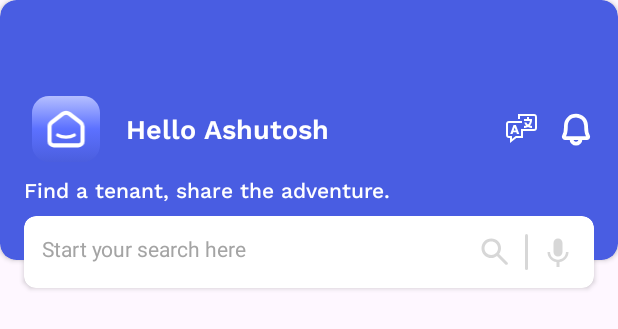
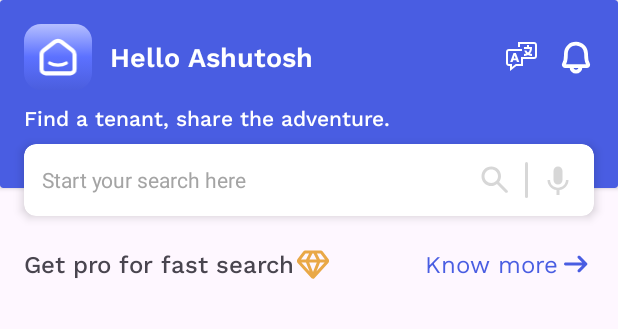
Before and after one commit to 1405yuga/UI-Respository, an Android app: the layout fragment_home.xml on its own in the app's theme, with its tools: preview values and no code run, on a phone screen of 412 x 824 dp. Shown: the top 329 px of the screen. Run offline under Robolectric (Android 15) with nearby library versions, the phone set to English and light mode, and no system bars.

Commit message:
created premeium layout

```diff
--- /dev/null
+++ b/HomeHiveClone/app/src/main/res/drawable/material_symbols_arrow_right_alt_rounded.xml
@@ -0,0 +1,9 @@
+<vector xmlns:android="http://schemas.android.com/apk/res/android"
+    android:width="24dp"
+    android:height="24dp"
+    android:viewportWidth="24"
+    android:viewportHeight="24">
+  <path
+      android:pathData="M13.3,17.275C13.1,17.075 13.004,16.833 13.012,16.55C13.021,16.267 13.125,16.025 13.325,15.825L16.15,13H5C4.717,13 4.479,12.904 4.287,12.712C4.096,12.521 4,12.283 4,12C4,11.717 4.096,11.479 4.287,11.287C4.479,11.096 4.717,11 5,11H16.15L13.3,8.15C13.1,7.95 13,7.712 13,7.437C13,7.162 13.1,6.925 13.3,6.725C13.5,6.525 13.738,6.425 14.013,6.425C14.288,6.425 14.525,6.525 14.725,6.725L19.3,11.3C19.4,11.4 19.471,11.508 19.513,11.625C19.554,11.742 19.575,11.867 19.575,12C19.575,12.133 19.554,12.258 19.513,12.375C19.471,12.492 19.4,12.6 19.3,12.7L14.7,17.3C14.517,17.483 14.288,17.575 14.013,17.575C13.738,17.575 13.5,17.475 13.3,17.275Z"
+      android:fillColor="#495DE2"/>
+</vector>
--- /dev/null
+++ b/HomeHiveClone/app/src/main/res/drawable/mingcute_diamond_2_line.xml
@@ -0,0 +1,14 @@
+<vector xmlns:android="http://schemas.android.com/apk/res/android"
+    android:width="24dp"
+    android:height="24dp"
+    android:viewportWidth="24"
+    android:viewportHeight="24">
+  <group>
+    <clip-path
+        android:pathData="M0,0h24v24h-24z"/>
+    <path
+        android:pathData="M17,3C17.282,3 17.56,3.059 17.817,3.175C18.074,3.29 18.304,3.458 18.492,3.668L18.6,3.8L22.304,8.739C22.566,9.088 22.706,9.513 22.704,9.949C22.702,10.385 22.557,10.809 22.292,11.155L22.184,11.285L12.925,21.469C12.704,21.712 12.396,21.859 12.068,21.876C11.74,21.895 11.418,21.783 11.172,21.565L11.075,21.469L1.816,11.284C1.523,10.961 1.343,10.551 1.304,10.117C1.265,9.682 1.369,9.247 1.601,8.877L1.696,8.739L5.4,3.8C5.569,3.575 5.784,3.387 6.03,3.251C6.277,3.114 6.549,3.031 6.83,3.007L7,3H17ZM14.523,11H9.477L12,17.307L14.523,11ZM19.739,11H16.677L14.271,17.015L19.739,11ZM7.323,11H4.261L9.729,17.015L7.323,11ZM12.382,5H11.618L9.618,9H14.382L12.382,5ZM17,5H14.618L16.618,9H20L17,5ZM9.382,5H7L4,9H7.382L9.382,5Z"
+        android:fillColor="#E9A847"
+        android:fillType="evenOdd"/>
+  </group>
+</vector>
--- /dev/null
+++ b/HomeHiveClone/app/src/main/res/font/work_sans.xml
@@ -0,0 +1,7 @@
+<?xml version="1.0" encoding="utf-8"?>
+<font-family xmlns:app="http://schemas.android.com/apk/res-auto"
+        app:fontProviderAuthority="com.google.android.gms.fonts"
+        app:fontProviderPackage="com.google.android.gms"
+        app:fontProviderQuery="Work Sans"
+        app:fontProviderCerts="@array/com_google_android_gms_fonts_certs">
+</font-family>
--- a/HomeHiveClone/app/src/main/res/layout/activity_main.xml
+++ b/HomeHiveClone/app/src/main/res/layout/activity_main.xml
@@ -6,13 +6,16 @@
     android:layout_height="match_parent"
     tools:context=".MainActivity">
 
-    <TextView
-        android:layout_width="wrap_content"
-        android:layout_height="wrap_content"
-        android:text="Hello World!"
+    <androidx.fragment.app.FragmentContainerView
+        android:id="@+id/nav_host_fragment"
+        android:name="androidx.navigation.fragment.NavHostFragment"
+        android:layout_width="match_parent"
+        android:layout_height="match_parent"
         app:layout_constraintBottom_toBottomOf="parent"
         app:layout_constraintEnd_toEndOf="parent"
         app:layout_constraintStart_toStartOf="parent"
-        app:layout_constraintTop_toTopOf="parent" />
+        app:layout_constraintTop_toTopOf="parent"
+        app:defaultNavHost="true"
+        app:navGraph="@navigation/nav_graph"/>
 
 </androidx.constraintlayout.widget.ConstraintLayout>
--- a/HomeHiveClone/app/src/main/res/layout/fragment_home.xml
+++ b/HomeHiveClone/app/src/main/res/layout/fragment_home.xml
@@ -1,61 +1,67 @@
 <?xml version="1.0" encoding="utf-8"?>
-<androidx.coordinatorlayout.widget.CoordinatorLayout xmlns:android="http://schemas.android.com/apk/res/android"
+<androidx.constraintlayout.widget.ConstraintLayout xmlns:android="http://schemas.android.com/apk/res/android"
+    xmlns:app="http://schemas.android.com/apk/res-auto"
     xmlns:tools="http://schemas.android.com/tools"
     android:layout_width="match_parent"
     android:layout_height="match_parent"
-    xmlns:app="http://schemas.android.com/apk/res-auto"
+    android:orientation="vertical"
     tools:context=".HomeFragment">
 
     <androidx.cardview.widget.CardView
         android:id="@+id/topCardView"
         android:layout_width="match_parent"
-        android:layout_height="173dp"
-        app:cardCornerRadius="@dimen/gradient_rect_radius"
-        android:backgroundTint="@color/home_bg_blue">
+        android:layout_height="125dp"
+        app:cardBackgroundColor="@color/home_bg_blue"
+        app:layout_constraintEnd_toEndOf="parent"
+        app:layout_constraintStart_toStartOf="parent"
+        app:layout_constraintTop_toTopOf="parent">
+
         <androidx.constraintlayout.widget.ConstraintLayout
             android:layout_width="match_parent"
             android:layout_height="wrap_content"
-            android:orientation="vertical"
-            android:layout_marginHorizontal="@dimen/gradient_margin_horizontal">
+            android:layout_marginHorizontal="@dimen/gradient_margin_horizontal"
+            android:orientation="vertical">
+
             <androidx.appcompat.widget.LinearLayoutCompat
                 android:id="@+id/titleLayout"
                 android:layout_width="match_parent"
                 android:layout_height="wrap_content"
+                android:layout_marginTop="@dimen/gradient_margin_top"
                 android:orientation="horizontal"
-                android:layout_marginTop="@dimen/gradient_margin_top"
+                app:layout_constraintEnd_toEndOf="parent"
                 app:layout_constraintStart_toStartOf="parent"
-                app:layout_constraintEnd_toEndOf="parent"
                 app:layout_constraintTop_toTopOf="parent">
+
                 <ImageView
                     android:layout_width="45dp"
                     android:layout_height="44dp"
-                    android:src="@drawable/tabler_smart_home"
                     android:background="@drawable/gradient_rectangle"
                     android:paddingVertical="@dimen/gradient_padding_vertical"
-                    android:layout_marginHorizontal="@dimen/gradient_padding_horizontal"/>
+                    android:src="@drawable/tabler_smart_home" />
 
                 <TextView
                     android:layout_width="0dp"
                     android:layout_height="wrap_content"
+                    android:layout_gravity="center"
                     android:layout_marginStart="@dimen/graditent_title_margin"
+                    android:layout_weight="1"
                     android:fontFamily="@font/work_sans_semibold"
                     android:text="@string/hello_ashutosh"
                     android:textColor="@color/white"
-                    android:textSize="18sp"
-                    android:layout_gravity="center"
-                    android:layout_weight="1"/>
+                    android:textSize="18sp" />
+
                 <ImageView
                     android:layout_width="wrap_content"
                     android:layout_height="wrap_content"
-                    android:src="@drawable/clarity_language_line"
-                    android:layout_marginStart="92dp"
-                    android:layout_gravity="center"/>
+                    android:layout_gravity="center|end"
+                    android:src="@drawable/clarity_language_line" />
+
                 <ImageView
                     android:layout_width="wrap_content"
                     android:layout_height="wrap_content"
-                    android:src="@drawable/ph_bell"
+                    android:layout_gravity="center|end"
                     android:layout_marginStart="12dp"
-                    android:layout_gravity="center|end"/>
+                    android:src="@drawable/ph_bell" />
 
             </androidx.appcompat.widget.LinearLayoutCompat>
 
@@ -70,41 +76,94 @@
                 android:textColor="@color/white"
                 android:textSize="14sp"
                 app:layout_constraintStart_toStartOf="parent"
-                app:layout_constraintTop_toBottomOf="@id/titleLayout"/>
+                app:layout_constraintTop_toBottomOf="@id/titleLayout" />
 
         </androidx.constraintlayout.widget.ConstraintLayout>
     </androidx.cardview.widget.CardView>
 
+
     <androidx.cardview.widget.CardView
+        android:id="@+id/searchCardView"
         android:layout_width="match_parent"
         android:layout_height="wrap_content"
+        android:layout_marginHorizontal="@dimen/gradient_margin_horizontal"
         app:cardCornerRadius="@dimen/search_card_radius"
-        android:layout_marginHorizontal="@dimen/gradient_margin_horizontal"
-        android:layout_marginTop="144dp">
+        app:cardElevation="4dp"
+        app:layout_constraintEnd_toEndOf="parent"
+        app:layout_constraintStart_toStartOf="parent"
+        app:layout_constraintTop_toTopOf="parent"
+        android:layout_marginTop="@dimen/search_margin_top">
+
         <LinearLayout
             android:layout_width="match_parent"
             android:layout_height="wrap_content"
-            android:orientation="horizontal"
-            android:layout_margin="@dimen/search_card_margin">
+            android:layout_margin="@dimen/search_card_margin"
+            android:orientation="horizontal">
+
             <TextView
                 android:layout_width="0dp"
                 android:layout_height="wrap_content"
+                android:layout_gravity="center_vertical"
+                android:layout_weight="1"
                 android:text="Start your search here"
-                android:textColor="@color/search_text"
-                android:layout_weight="1"/>
+                android:textColor="@color/search_text" />
+
             <ImageView
                 android:layout_width="wrap_content"
                 android:layout_height="wrap_content"
-                android:src="@drawable/material_symbols_search_rounded"/>
+                android:src="@drawable/material_symbols_search_rounded" />
+
             <View
                 android:layout_width="2dp"
                 android:layout_height="match_parent"
-                android:background="@drawable/vertical_divider"
-                android:layout_marginHorizontal="8dp" />
+                android:layout_marginHorizontal="8dp"
+                android:background="@drawable/vertical_divider" />
+
             <ImageView
                 android:layout_width="wrap_content"
                 android:layout_height="wrap_content"
-                android:src="@drawable/ic_baseline_keyboard_voice"/>
+                android:src="@drawable/ic_baseline_keyboard_voice" />
         </LinearLayout>
     </androidx.cardview.widget.CardView>
-</androidx.coordinatorlayout.widget.CoordinatorLayout>
+
+    <LinearLayout
+        android:layout_width="match_parent"
+        android:layout_height="wrap_content"
+        android:layout_marginHorizontal="@dimen/gradient_margin_horizontal"
+        android:layout_marginVertical="@dimen/premeium_margin_vertical"
+        android:orientation="horizontal"
+        app:layout_constraintEnd_toEndOf="parent"
+        app:layout_constraintStart_toStartOf="parent"
+        app:layout_constraintTop_toBottomOf="@id/searchCardView">
+
+        <TextView
+            android:layout_width="wrap_content"
+            android:layout_height="wrap_content"
+            android:layout_gravity="center_vertical"
+            android:fontFamily="@font/work_sans_medium"
+            android:text="@string/get_pro_for_fast_search"
+            android:textSize="16sp" />
+
+        <ImageView
+            android:layout_width="wrap_content"
+            android:layout_height="wrap_content"
+            android:src="@drawable/mingcute_diamond_2_line" />
+
+        <TextView
+            android:layout_width="0dp"
+            android:layout_height="wrap_content"
+            android:layout_gravity="center_vertical"
+            android:layout_weight="1"
+            android:fontFamily="@font/work_sans"
+            android:gravity="end"
+            android:text="@string/know_more"
+            android:textColor="@color/know_more_text"
+            android:textSize="16sp" />
+
+        <ImageView
+            android:layout_width="wrap_content"
+            android:layout_height="wrap_content"
+            android:src="@drawable/material_symbols_arrow_right_alt_rounded" />
+
+    </LinearLayout>
+</androidx.constraintlayout.widget.ConstraintLayout>
--- a/HomeHiveClone/app/src/main/res/values/colors.xml
+++ b/HomeHiveClone/app/src/main/res/values/colors.xml
@@ -10,4 +10,6 @@
     <color name="search_text">#A4A4A4</color>
     <color name="search_divider">#D7D7D7</color>
 
+    <color name="know_more_text">#495DE2</color>
+
 </resources>
--- a/HomeHiveClone/app/src/main/res/values/dimen.xml
+++ b/HomeHiveClone/app/src/main/res/values/dimen.xml
@@ -2,7 +2,7 @@
 <resources>
     <dimen name="gradient_rect_radius">11dp</dimen>
     <dimen name="gradient_margin_horizontal">16dp</dimen>
-    <dimen name="gradient_margin_top">64dp</dimen>
+    <dimen name="gradient_margin_top">16dp</dimen>
     <dimen name="gradient_padding_vertical">5.39dp</dimen>
     <dimen name="gradient_padding_horizontal">5.51dp</dimen>
 
@@ -12,5 +12,8 @@
 
     <dimen name="search_card_radius">8dp</dimen>
     <dimen name="search_card_margin">12dp</dimen>
+    <dimen name="search_margin_top">96dp</dimen>
+
+    <dimen name="premeium_margin_vertical">20dp</dimen>
 
 </resources>
--- a/HomeHiveClone/app/src/main/res/values/preloaded_fonts.xml
+++ b/HomeHiveClone/app/src/main/res/values/preloaded_fonts.xml
@@ -1,6 +1,7 @@
 <?xml version="1.0" encoding="utf-8"?>
 <resources>
     <array name="preloaded_fonts" translatable="false">
+        <item>@font/work_sans</item>
         <item>@font/work_sans_medium</item>
         <item>@font/work_sans_semibold</item>
         <item>@font/work_sans_thin</item>
--- a/HomeHiveClone/app/src/main/res/values/strings.xml
+++ b/HomeHiveClone/app/src/main/res/values/strings.xml
@@ -4,4 +4,6 @@
     <string name="hello_blank_fragment">Hello blank fragment</string>
     <string name="hello_ashutosh">Hello Ashutosh</string>
     <string name="find_a_tenant_share_the_adventure">"Find a tenant, share the adventure."</string>
+    <string name="get_pro_for_fast_search">Get pro for fast search</string>
+    <string name="know_more">Know more</string>
 </resources>
--- a/HomeHiveClone/app/src/main/res/values/themes.xml
+++ b/HomeHiveClone/app/src/main/res/values/themes.xml
@@ -3,6 +3,7 @@
     <style name="Base.Theme.HomeHiveClone" parent="Theme.Material3.DayNight.NoActionBar">
         <!-- Customize your light theme here. -->
         <!-- <item name="colorPrimary">@color/my_light_primary</item> -->
+        <item name="colorPrimaryDark">@color/home_bg_blue</item>
     </style>
 
     <style name="Theme.HomeHiveClone" parent="Base.Theme.HomeHiveClone" />
```
Also changed, not shown: 2 other files.
